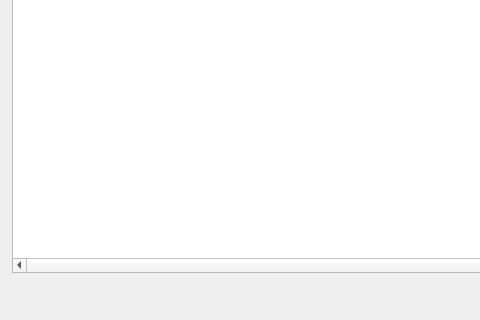
First picture: the form in src/view/ViewPhone.ui, repository RachelSugar/cooper, before the edit; both pictures show x 0 to 480 and y 408 to 728 of the 700 by 728 pixel window.
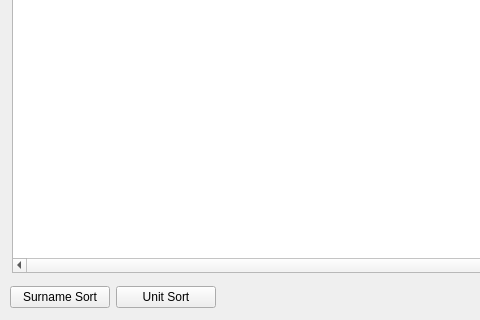
Second picture: the form after the edit.

Commit message: ViewPhone totally done, updated print method..

What changed in the file:
```diff
--- a/src/view/ViewPhone.ui
+++ b/src/view/ViewPhone.ui
@@ -112,6 +112,32 @@
     <bool>true</bool>
    </property>
   </widget>
+  <widget class="QWidget" name="" >
+   <property name="geometry" >
+    <rect>
+     <x>10</x>
+     <y>690</y>
+     <width>206</width>
+     <height>31</height>
+    </rect>
+   </property>
+   <layout class="QGridLayout" name="gridLayout" >
+    <item row="0" column="0" >
+     <widget class="QPushButton" name="pbSortSurname" >
+      <property name="text" >
+       <string>Surname Sort</string>
+      </property>
+     </widget>
+    </item>
+    <item row="0" column="1" >
+     <widget class="QPushButton" name="pbSortUnit" >
+      <property name="text" >
+       <string>Unit Sort</string>
+      </property>
+     </widget>
+    </item>
+   </layout>
+  </widget>
  </widget>
  <resources/>
  <connections/>
```
The commit also changes 4 other files.
